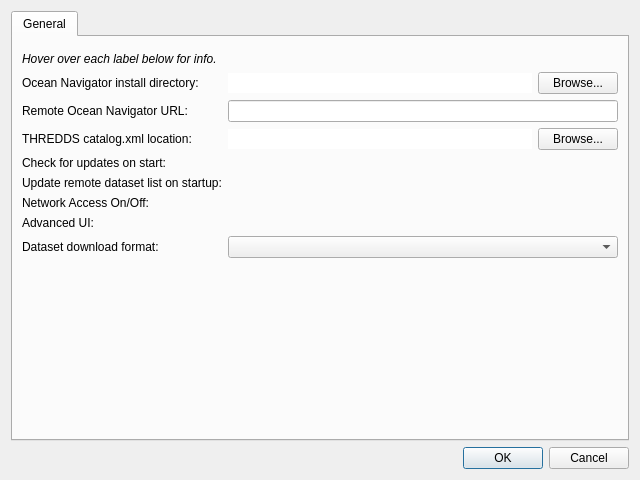
Old version of the form app/dialogpreferences.ui in the repository DFO-Ocean-Navigator/Navigator2Go.
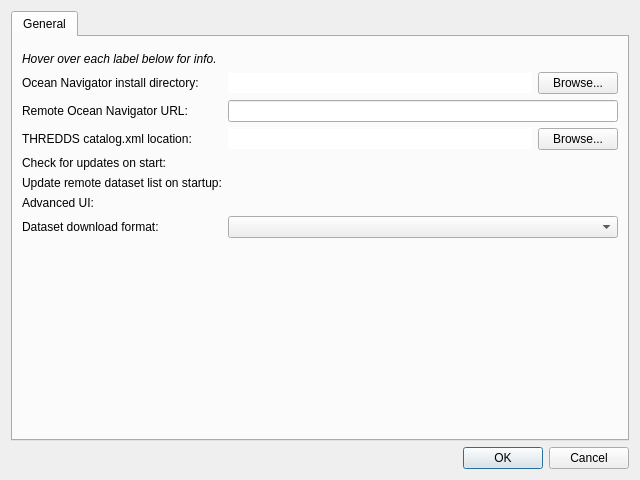
New version of the form. Icons and pictures are not drawn. Custom widgets are drawn as their Qt base class.

Commit message:
Simplified network access logic
* Added switch to main window to show network access

Diff of the .ui file:
```diff
--- a/app/dialogpreferences.ui
+++ b/app/dialogpreferences.ui
@@ -172,19 +172,19 @@
           <widget class="SwitchWidget" name="switchUpdateDoryDatasetsOnStart" native="true"/>
          </item>
          <item row="7" column="0">
-          <widget class="QLabel" name="label_4">
+          <widget class="QLabel" name="label_3">
            <property name="toolTip">
             <string>&lt;html&gt;&lt;head/&gt;&lt;body&gt;&lt;p&gt;Toggle the network state of Navigator2Go.&lt;/p&gt;&lt;p&gt;&lt;span style=&quot; font-style:italic;&quot;&gt;All network activity from this program will cease.&lt;/span&gt;&lt;/p&gt;&lt;p&gt;This is a helpful feature if you want to isolate your Navigator system to conserve bandwidth, for example.&lt;/p&gt;&lt;/body&gt;&lt;/html&gt;</string>
            </property>
            <property name="text">
-            <string>Network Access On/Off:</string>
+            <string>Advanced UI:</string>
            </property>
           </widget>
          </item>
          <item row="7" column="1">
-          <widget class="SwitchWidget" name="switchOnlineOffline" native="true"/>
+          <widget class="SwitchWidget" name="switchWidgetAdvancedUI" native="true"/>
          </item>
-         <item row="9" column="0">
+         <item row="8" column="0">
           <widget class="QLabel" name="label_7">
            <property name="toolTip">
             <string>&lt;html&gt;&lt;head/&gt;&lt;body&gt;&lt;p&gt;The NetCDF version the downloaded files from the remote server will be in.&lt;/p&gt;&lt;p&gt;Default is NetCDF-4 for best compression and data accuracy.&lt;/p&gt;&lt;/body&gt;&lt;/html&gt;</string>
@@ -194,7 +194,7 @@
            </property>
           </widget>
          </item>
-         <item row="9" column="1">
+         <item row="8" column="1">
           <widget class="QComboBox" name="comboBoxDownloadFormat">
            <property name="focusPolicy">
             <enum>Qt::NoFocus</enum>
@@ -204,19 +204,6 @@
            </property>
           </widget>
          </item>
-         <item row="8" column="0">
-          <widget class="QLabel" name="label_3">
-           <property name="toolTip">
-            <string>&lt;html&gt;&lt;head/&gt;&lt;body&gt;&lt;p&gt;Enable advanced UI features.&lt;/p&gt;&lt;/body&gt;&lt;/html&gt;</string>
-           </property>
-           <property name="text">
-            <string>Advanced UI:</string>
-           </property>
-          </widget>
-         </item>
-         <item row="8" column="1">
-          <widget class="SwitchWidget" name="switchWidgetAdvancedUI" native="true"/>
-         </item>
         </layout>
        </widget>
       </widget>
```
Left out of the diff: 2 changed lines with no effect on the pictures. The commit also changes 10 other files.
